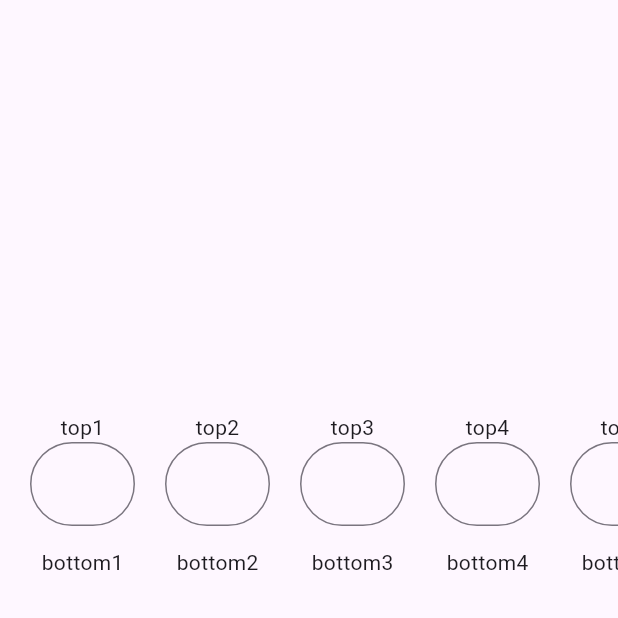
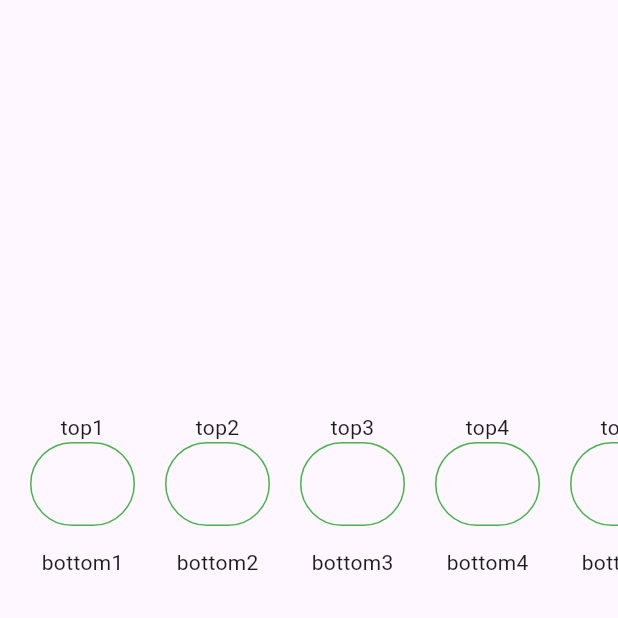
Before and after one commit to NicosNicolaou16/dynamic_single_text_field, a Flutter app: the screen it shows after launch, on a phone screen of 412 x 824 dp, the top half of it. Run offline on Flutter 3.47's test engine with Material 2 defaults, Android fonts, the phone set to English and light mode, and no system bars.

Commit message:
add input border for each state

```diff
--- a/lib/src/dynamic_single_text_field.dart
+++ b/lib/src/dynamic_single_text_field.dart
@@ -15,6 +15,9 @@ class DynamicSingleTextField extends StatefulWidget {
   String singleHintText;
   TextStyle? singleHintTextStyle;
   InputBorder? inputBorder;
+  InputBorder? enableInputBorder;
+  InputBorder? disableInputBorder;
+  InputBorder? focusedInputBorder;
   TextInputType? textInputType;
   Color cursorColor;
   bool isReadOnly;
@@ -42,6 +45,9 @@ class DynamicSingleTextField extends StatefulWidget {
     this.singleHintText = "",
     this.singleHintTextStyle,
     this.inputBorder,
+    this.enableInputBorder,
+    this.disableInputBorder,
+    this.focusedInputBorder,
     this.textInputType = TextInputType.text,
     this.cursorColor = Colors.black,
     this.isReadOnly = false,
@@ -138,7 +144,9 @@ class _DynamicSingleTextFieldState
           fillColor: widget.singleTextFillColor,
           filled: widget.singleTextFillColor != null,
           border: widget.inputBorder ?? const UnderlineInputBorder(),
-          focusedBorder: widget.inputBorder ?? const UnderlineInputBorder(),
+          focusedBorder: widget.focusedInputBorder ?? const UnderlineInputBorder(),
+          disabledBorder:  widget.disableInputBorder ?? const UnderlineInputBorder(),
+          enabledBorder:  widget.enableInputBorder ?? const UnderlineInputBorder(),
           hintText: widget.singleHintText,
           hintStyle: widget.singleHintTextStyle ?? const TextStyle(),
         ),
--- a/sample_project/lib/main.dart
+++ b/sample_project/lib/main.dart
@@ -66,6 +66,17 @@ class _MyHomePageState extends State<MyHomePage> {
     ),
   ];
 
+  InputBorder getInputBorder() => const OutlineInputBorder(
+        borderSide: BorderSide(
+          color: Colors.green,
+        ),
+        borderRadius: BorderRadius.all(
+          Radius.circular(
+            50,
+          ),
+        ),
+      );
+
   @override
   Widget build(BuildContext context) {
     return Scaffold(
@@ -79,16 +90,10 @@ class _MyHomePageState extends State<MyHomePage> {
           child: DynamicSingleTextField(
             singleTextModelList: singleTextModelList,
             showLabelsType: ShowLabelsType.show_both_labels_type,
-            inputBorder: const OutlineInputBorder(
-              borderSide: BorderSide(
-                color: Colors.grey,
-              ),
-              borderRadius: BorderRadius.all(
-                Radius.circular(
-                  50,
-                ),
-              ),
-            ),
+            inputBorder: getInputBorder(),
+            enableInputBorder: getInputBorder(),
+            disableInputBorder: getInputBorder(),
+            focusedInputBorder: getInputBorder(),
             textInputType: TextInputType.number,
             onChangeSingleText: (String value, int index) {
               if (kDebugMode) {
```
